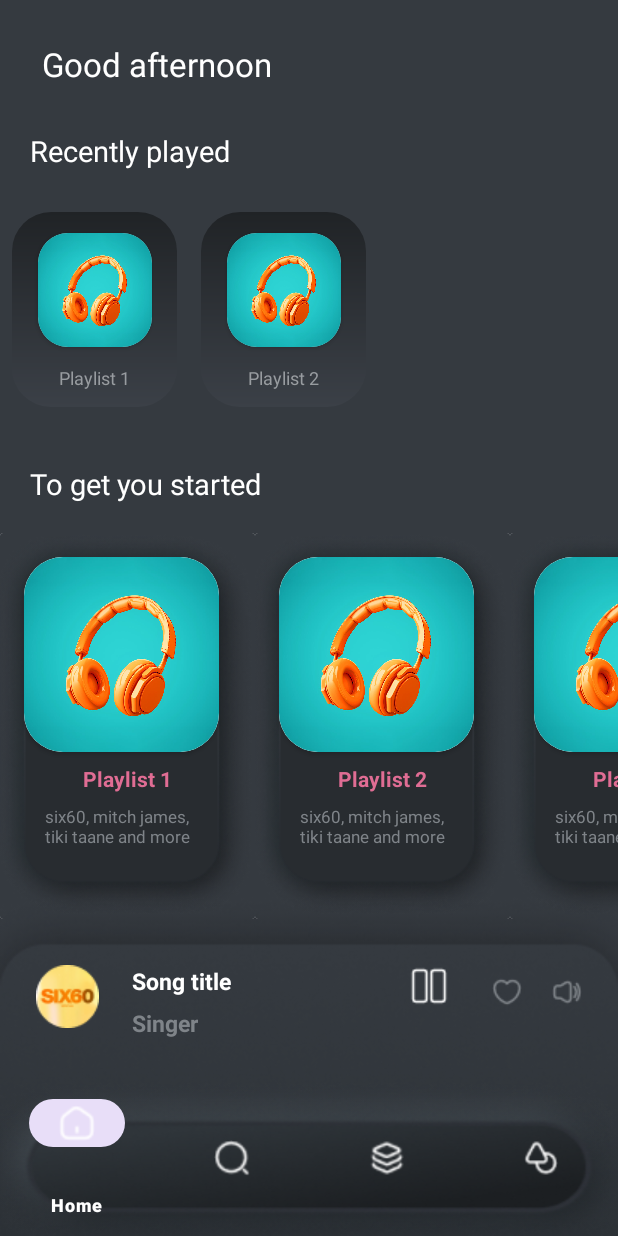
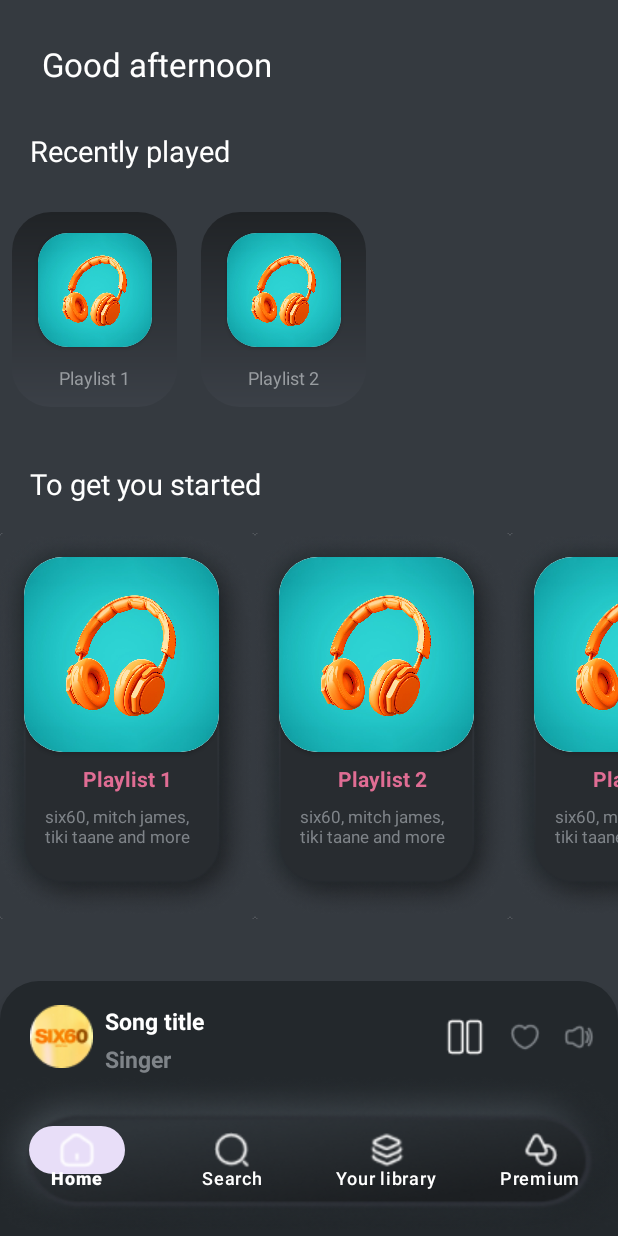
Before and after one commit to sleepingforest100/Music-App-Android, an Android app: the screen it shows after launch (MainActivity), on a phone screen of 412 x 824 dp. Run offline under Robolectric (Android 15) with nearby library versions, the phone set to English and light mode, and no system bars.

Commit message:
feature: added ViewModel

```diff
--- a/app/build.gradle.kts
+++ b/app/build.gradle.kts
@@ -48,9 +48,10 @@ dependencies {
     implementation("androidx.navigation:navigation-fragment-ktx:2.7.5")
     implementation("androidx.navigation:navigation-ui-ktx:2.7.5")
 
-    implementation ("androidx.navigation:navigation-fragment-ktx:2.7.4")
-    implementation ("androidx.navigation:navigation-ui-ktx:2.7.4")
+    implementation("com.squareup.retrofit2:retrofit:2.9.0")
+    implementation("com.squareup.retrofit2:converter-gson:2.9.0")
 
+    implementation ("androidx.activity:activity-ktx:1.6.0")
 
     testImplementation("junit:junit:4.13.2")
     androidTestImplementation("androidx.test.ext:junit:1.1.5")
--- /dev/null
+++ b/app/src/main/java/kz/just_code/musicapp/data/MusicRepository.kt
@@ -0,0 +1,7 @@
+package kz.just_code.musicapp.data
+
+class MusicRepository {
+    suspend fun searchMusic(){
+        return
+    }
+}
--- /dev/null
+++ b/app/src/main/java/kz/just_code/musicapp/data/NetworkModule.kt
@@ -0,0 +1,17 @@
+package kz.just_code.musicapp.data
+
+import retrofit2.Retrofit
+import retrofit2.converter.gson.GsonConverterFactory
+
+object NetworkModule {
+    private const val baseUrl = "https://spotify23.p.rapidapi.com/"
+    private fun getRetrofit(): Retrofit{
+      return Retrofit.Builder()
+          .baseUrl(baseUrl)
+          .addConverterFactory(GsonConverterFactory.create())
+          .build()
+    }
+    open fun getSpotifyApi(): SpotifyApi{
+        return getRetrofit().create(SpotifyApi::class.java)
+    }
+}
--- /dev/null
+++ b/app/src/main/java/kz/just_code/musicapp/data/SpotifyApi.kt
@@ -0,0 +1,20 @@
+package kz.just_code.musicapp.data
+
+import retrofit2.http.GET
+import retrofit2.http.Headers
+import retrofit2.http.Query
+
+interface SpotifyApi {
+    @GET("search")
+    @Headers(
+        "X-RapidAPI-Key",
+        "8f41e30c1emshf912ca809a7dcc9p1593d5jsnd63c6c141314",
+        "X-RapidAPI-Host",
+        "spotify23.p.rapidapi.com"
+    )
+    suspend fun searchMusic(
+        @Query("q") search: String
+
+    )
+
+}
--- a/app/src/main/java/kz/just_code/musicapp/ContainerFragment.kt
+++ b/app/src/main/java/kz/just_code/musicapp/fragments/ContainerFragment.kt
@@ -1,24 +1,26 @@
-package kz.just_code.musicapp
+package kz.just_code.musicapp.fragments
 
 import android.os.Bundle
-import android.view.LayoutInflater
 import android.view.View
-import android.view.ViewGroup
-import android.widget.Toast
-import androidx.fragment.app.Fragment
-import androidx.fragment.app.FragmentManager
 import androidx.recyclerview.widget.LinearLayoutManager
+import kz.just_code.musicapp.Playlist
+import kz.just_code.musicapp.PlaylistSecondList
+import kz.just_code.musicapp.Playlists2Adapter
+import kz.just_code.musicapp.PlaylistsAdapter
+import kz.just_code.musicapp.R
 import kz.just_code.musicapp.databinding.FragmentContainerBinding
-import kz.just_code.musicapp.fragments.BaseFragment
+import kz.just_code.musicapp.viewmodel.HomeViewModel
 
 class ContainerFragment : BaseFragment<FragmentContainerBinding>(FragmentContainerBinding::inflate) {
 private lateinit var adapter: PlaylistsAdapter
     private lateinit var adapter2: Playlists2Adapter
+    private val viewModel = HomeViewModel()
 
     override fun onViewCreated(view: View, savedInstanceState: Bundle?) {
         super.onViewCreated(view, savedInstanceState)
         setUpRecyclerView()
         setUpSecondRecyclerView()
+        viewModel.searchMusic("text")
     }
 
     private fun setUpRecyclerView() {
--- /dev/null
+++ b/app/src/main/java/kz/just_code/musicapp/viewmodel/BaseViewModel.kt
@@ -0,0 +1,38 @@
+package kz.just_code.musicapp.viewmodel
+
+import android.util.Log
+import androidx.lifecycle.LiveData
+import androidx.lifecycle.MutableLiveData
+import androidx.lifecycle.ViewModel
+import kotlinx.coroutines.CoroutineScope
+import kotlinx.coroutines.Dispatchers
+import kotlinx.coroutines.Job
+import kotlinx.coroutines.launch
+
+abstract class BaseViewModel: ViewModel() {
+    private val coroutineScope = CoroutineScope(Dispatchers.IO + Job())
+
+    private var _loadingLiveData = MutableLiveData<Boolean>()
+    val loadingLiveData: LiveData<Boolean> = _loadingLiveData
+
+    private var _exceptionLiveData = MutableLiveData<String?>()
+    val exceptionLiveData: LiveData<String?> = _exceptionLiveData
+
+    fun <T> launch(
+        request: suspend () -> T,
+        onSuccess: (T) -> Unit = { }
+    ) {
+        coroutineScope.launch {
+            try {
+                _loadingLiveData.postValue(true)
+                val response = request.invoke()
+                onSuccess.invoke(response)
+            } catch (e: Exception) {
+                _exceptionLiveData.postValue(e.message)
+                Log.e(">>>", e.message.orEmpty())
+            } finally {
+                _loadingLiveData.postValue(false)
+            }
+        }
+    }
+}
--- /dev/null
+++ b/app/src/main/java/kz/just_code/musicapp/viewmodel/HomeViewMOdel.kt
@@ -0,0 +1,14 @@
+package kz.just_code.musicapp.viewmodel
+
+import kz.just_code.musicapp.data.MusicRepository
+
+class HomeViewModel: BaseViewModel() {
+    private var repository = MusicRepository()
+    fun searchMusic(text: String){
+        launch(
+            request = {
+                repository.searchMusic()
+            }
+        )
+    }
+}
--- /dev/null
+++ b/app/src/main/res/drawable/button_navigation_bg.xml
@@ -0,0 +1,8 @@
+<?xml version="1.0" encoding="utf-8"?>
+<shape xmlns:android="http://schemas.android.com/apk/res/android">
+
+    <solid android:color="#23282C"/>
+    <corners
+        android:topLeftRadius="26dp"
+        android:topRightRadius="26dp" />
+</shape>
--- a/app/src/main/res/layout/activity_main.xml
+++ b/app/src/main/res/layout/activity_main.xml
@@ -23,6 +23,5 @@
         android:layout_height="wrap_content"
         app:layout_constraintBottom_toBottomOf="parent"
         app:layout_constraintEnd_toEndOf="parent"
-        app:layout_constraintHorizontal_bias="0.0"
         app:layout_constraintStart_toStartOf="parent" />
 </androidx.constraintlayout.widget.ConstraintLayout>
--- a/app/src/main/res/layout/view_bottom_navigation.xml
+++ b/app/src/main/res/layout/view_bottom_navigation.xml
@@ -5,73 +5,49 @@
 
     <androidx.constraintlayout.widget.ConstraintLayout
         android:layout_width="match_parent"
-        android:layout_height="wrap_content">
+        android:layout_height="170dp"
+        android:background="@drawable/button_navigation_bg"
+        android:elevation="4dp">
 
-        <com.google.android.material.bottomnavigation.BottomNavigationView
-            android:id="@+id/bottom_navigation"
-            android:layout_width="match_parent"
-            android:layout_height="wrap_content"
-            android:background="@drawable/menu_back"
-            app:itemIconTint="@color/white"
-            app:itemTextColor="@color/white"
-            app:labelVisibilityMode="auto"
-            app:layout_constraintBottom_toBottomOf="parent"
-            app:layout_constraintEnd_toEndOf="parent"
-            app:layout_constraintStart_toStartOf="parent"
-            app:menu="@menu/bottom_navigation_menu">
-
-        </com.google.android.material.bottomnavigation.BottomNavigationView>
-
-
-        <ImageView
-            android:id="@+id/imageView"
-            android:layout_width="match_parent"
-            android:layout_height="wrap_content"
-            android:adjustViewBounds="true"
-            android:src="@drawable/image"
-            app:layout_constraintBottom_toBottomOf="parent"
-            app:layout_constraintEnd_toEndOf="parent"
-            app:layout_constraintHorizontal_bias="1.0"
-            app:layout_constraintStart_toStartOf="parent"
-            app:layout_constraintTop_toTopOf="parent"
-            app:layout_constraintVertical_bias="0.0" />
 
         <ImageView
             android:id="@+id/pause_icon"
             android:layout_width="wrap_content"
             android:layout_height="wrap_content"
-            android:layout_marginTop="48dp"
-            android:layout_marginEnd="112dp"
+            android:layout_marginTop="15dp"
             android:src="@drawable/pause"
-            app:layout_constraintEnd_toEndOf="@+id/imageView"
-            app:layout_constraintTop_toTopOf="parent" />
+            app:layout_constraintEnd_toStartOf="@+id/like_btn"
+            app:layout_constraintTop_toTopOf="parent"
+            android:padding="8dp"/>
 
         <ImageView
-            android:id="@+id/imageView9"
+            android:id="@+id/like_btn"
             android:layout_width="wrap_content"
             android:layout_height="wrap_content"
-            android:layout_marginTop="56dp"
-            android:layout_marginEnd="64dp"
+            android:layout_marginTop="19dp"
             android:src="@drawable/heart"
-            app:layout_constraintEnd_toEndOf="parent"
-            app:layout_constraintTop_toTopOf="parent" />
+            app:layout_constraintEnd_toStartOf="@id/volume"
+            app:layout_constraintTop_toTopOf="parent"
+            android:padding="8dp"/>
 
         <ImageView
-            android:id="@+id/imageView10"
+            android:id="@+id/volume"
             android:layout_width="wrap_content"
             android:layout_height="wrap_content"
-            android:layout_marginTop="56dp"
-            android:layout_marginEnd="24dp"
+            android:layout_marginTop="19dp"
+            android:layout_marginEnd="8dp"
             android:src="@drawable/volume_high"
             app:layout_constraintEnd_toEndOf="parent"
-            app:layout_constraintTop_toTopOf="parent" />
+            app:layout_constraintTop_toTopOf="parent"
+            android:padding="8dp"
+            />
 
         <ImageView
             android:id="@+id/song_image"
             android:layout_width="42dp"
             android:layout_height="42dp"
-            android:layout_marginStart="24dp"
-            android:layout_marginTop="48dp"
+            android:layout_marginStart="20dp"
+            android:layout_marginTop="16dp"
             android:src="@drawable/ic_mask_group"
             app:layout_constraintStart_toStartOf="parent"
             app:layout_constraintTop_toTopOf="parent" />
@@ -80,27 +56,43 @@
             android:id="@+id/song_title"
             android:layout_width="wrap_content"
             android:layout_height="wrap_content"
-            android:layout_marginStart="88dp"
-            android:layout_marginTop="48dp"
+            android:layout_marginStart="8dp"
+            android:layout_marginTop="16dp"
             android:text="Song title"
             android:textColor="@color/white"
             android:textSize="15sp"
             android:textStyle="bold"
-            app:layout_constraintStart_toStartOf="@+id/imageView"
-            app:layout_constraintTop_toTopOf="@+id/imageView" />
+            app:layout_constraintStart_toEndOf="@id/song_image"
+            app:layout_constraintTop_toTopOf="parent" />
 
         <TextView
             android:id="@+id/singer"
             android:layout_width="wrap_content"
             android:layout_height="wrap_content"
-            android:layout_marginStart="88dp"
-            android:layout_marginTop="76dp"
+            android:layout_marginStart="8dp"
+            android:layout_marginTop="4dp"
             android:text="Singer"
             android:textColor="#7F8489"
             android:textSize="15sp"
             android:textStyle="bold"
+            app:layout_constraintStart_toEndOf="@id/song_image"
+            app:layout_constraintTop_toBottomOf="@id/song_title" />
+
+        <com.google.android.material.bottomnavigation.BottomNavigationView
+            android:id="@+id/bottom_navigation"
+            android:layout_width="match_parent"
+            android:layout_height="wrap_content"
+            android:layout_marginBottom="4dp"
+            android:background="@drawable/menu_back"
+            app:itemIconTint="@color/white"
+            app:itemPaddingBottom="30dp"
+            app:itemPaddingTop="34dp"
+            app:itemTextColor="@color/white"
+            app:labelVisibilityMode="labeled"
+            app:layout_constraintBottom_toBottomOf="parent"
+            app:layout_constraintEnd_toEndOf="parent"
+            app:layout_constraintHorizontal_bias="1.0"
             app:layout_constraintStart_toStartOf="parent"
-            app:layout_constraintTop_toTopOf="parent" />
-
+            app:menu="@menu/bottom_navigation_menu" />
     </androidx.constraintlayout.widget.ConstraintLayout>
 </merge>
--- a/app/src/main/res/menu/bottom_navigation_menu.xml
+++ b/app/src/main/res/menu/bottom_navigation_menu.xml
@@ -1,7 +1,7 @@
 <?xml version="1.0" encoding="utf-8"?>
 <menu xmlns:android="http://schemas.android.com/apk/res/android">
     <item
-        android:id="@+id/page_1"
+        android:id="@+id/containerFragment"
         android:enabled="true"
         android:icon="@drawable/ic_home2"
         android:title="Home" />
--- a/app/src/main/res/navigation/nav_graph.xml
+++ b/app/src/main/res/navigation/nav_graph.xml
@@ -6,6 +6,6 @@
 
     <fragment
         android:id="@+id/containerFragment"
-        android:name="kz.just_code.musicapp.ContainerFragment"
+        android:name="kz.just_code.musicapp.fragments.ContainerFragment"
         android:label="ContainerFragment" />
 </navigation>
```
